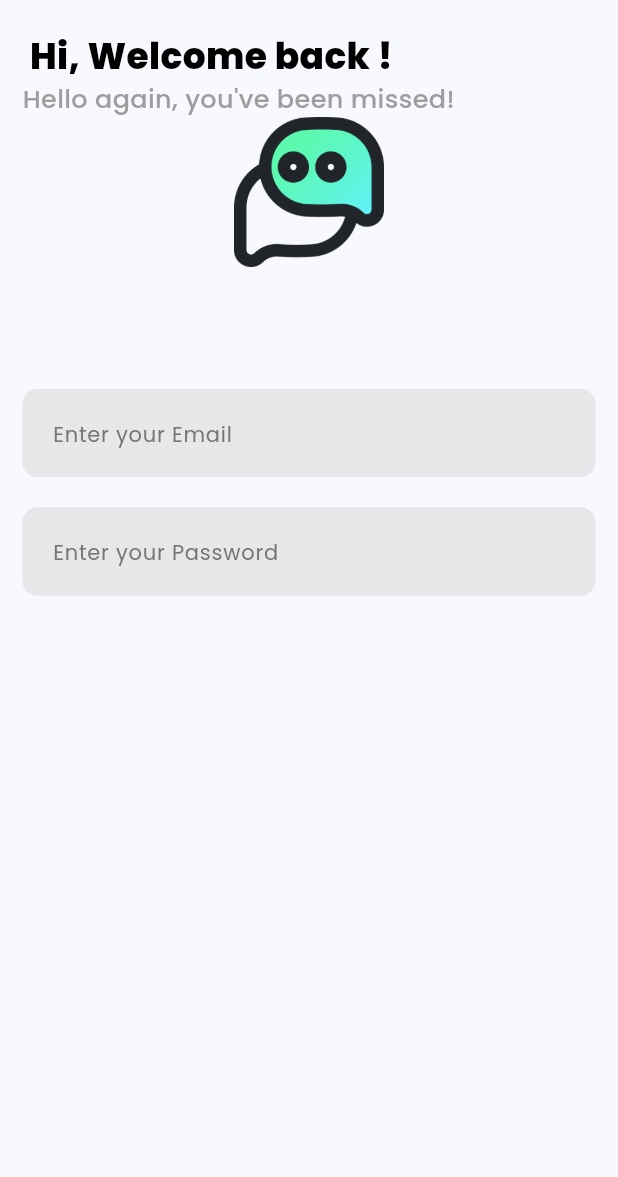
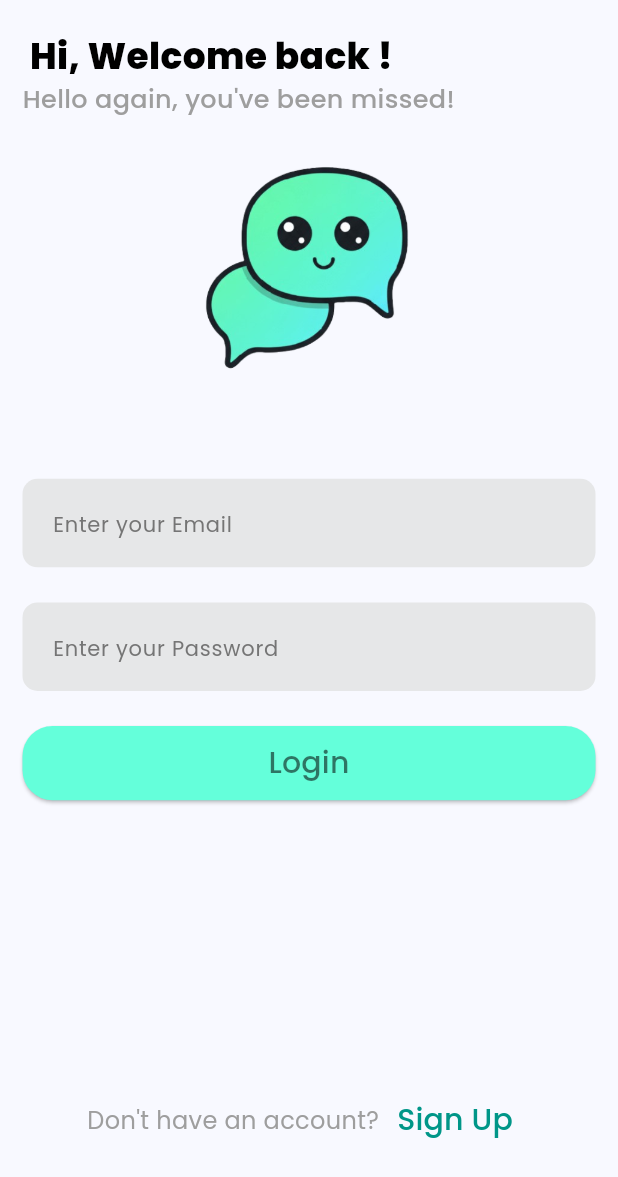
Before and after one commit to sachin-amour/chatApp, a Flutter app: the screen it shows after launch, on a phone screen of 412 x 824 dp. Shown: the top 1177 px of the screen. Run offline on Flutter 3.47's test engine with Material 3 defaults, Android fonts, the phone set to English and light mode, and no system bars; our stand-ins replace firebase_core, flutter_screenutil, google_fonts; accounts and stored records are empty.

Commit message:
login page created

```diff
--- a/lib/ui/screens/logInScreen.dart
+++ b/lib/ui/screens/logInScreen.dart
@@ -17,10 +17,18 @@ class _logInScreenState extends State<logInScreen> {
     return SafeArea(
       child: Padding(
         padding: EdgeInsets.symmetric(vertical: 20.0, horizontal: 15.0),
-        child: Column(children: [_header(),
-          Container(height: 100,width: 100,
-              child: Image.asset("assets/images/chat.png")),
-          _loginForm()]),
+        child: Column(
+          children: [
+            _header(),
+            Container(
+              height: 200,
+              width: 200,
+              child: Image.asset("assets/images/login.png"),
+            ),
+            _loginForm(),
+            _signUp(),
+          ],
+        ),
       ),
     );
   }
@@ -52,21 +60,46 @@ class _logInScreenState extends State<logInScreen> {
       ),
     );
   }
-  Widget _loginForm(){
+
+  Widget _loginForm() {
     return Container(
-      height: MediaQuery.of(context).size.height*0.40,
-      margin: EdgeInsets.symmetric(vertical:MediaQuery.of(context).size.height*0.05),
-      child: Form(child: Column(
-        mainAxisSize: MainAxisSize.max,
-        crossAxisAlignment: CrossAxisAlignment.center,
-        children: [
-          SizedBox(height: 40,),
-          customTextField( hintText: " Enter your Email",),
-          SizedBox(height: 20,),
-          customTextField( hintText: " Enter your Password",),
-        ],
-      ))
+      height: MediaQuery.of(context).size.height * 0.40,
+      margin: EdgeInsets.symmetric(
+        vertical: MediaQuery.of(context).size.height * 0.05,
+      ),
+      child: Form(
+        child: Column(
+          mainAxisSize: MainAxisSize.max,
+          crossAxisAlignment: CrossAxisAlignment.center,
+          children: [
+            customTextField(
+              hintText: " Enter your Email",
+              height: MediaQuery.of(context).size.height * 0.1,
+            ),
 
+            customTextField(
+              hintText: " Enter your Password",
+              height: MediaQuery.of(context).size.height * 0.1,
+            ),
+            _loginBtn(),
+          ],
+        ),
+      ),
     );
   }
+  Widget _loginBtn(){
+    return SizedBox( width: MediaQuery.of(context).size.width,
+        height: MediaQuery.of(context).size.height*0.06,
+        child: MaterialButton(elevation: 1,shape: RoundedRectangleBorder(
+            borderRadius: BorderRadius.circular(20),),onPressed: (){},child: Text("Login",style: TextStyle(color: Colors.black54,fontSize: 20),),color: Colors.tealAccent,));
+  }
+  Widget _signUp(){
+    return Expanded(child: Row(
+      mainAxisAlignment: MainAxisAlignment.center,
+     children: [
+       Text("Don't have an account?",style: TextStyle(color: Colors.grey,fontSize: 16)),
+       TextButton(onPressed: (){}, child: Text("Sign Up",style: TextStyle(color: Colors.teal,fontSize: 20)))
+     ],
+    ));
+  }
 }
--- a/lib/ui/widgets/sTextfield.dart
+++ b/lib/ui/widgets/sTextfield.dart
@@ -5,13 +5,16 @@ import '../../myconstent/colors.dart';
 
 
 class customTextField extends StatelessWidget{
-  const customTextField({super.key,this.hintText,});
+  const customTextField({super.key,this.hintText,required this.height});
   final String? hintText;
+  final double height;
 
 
   @override
   Widget build(BuildContext context) {
-    return TextField(
+    return SizedBox(
+      height: height,
+      child: TextField(
 
           style: TextStyle(fontSize: 18),
           decoration: InputDecoration(
@@ -27,7 +30,8 @@ class customTextField extends StatelessWidget{
 
           )
 
-      ) );
+        ) ),
+    );
 
   }
 
```
Lines whose indentation alone changed are shown as unchanged.
